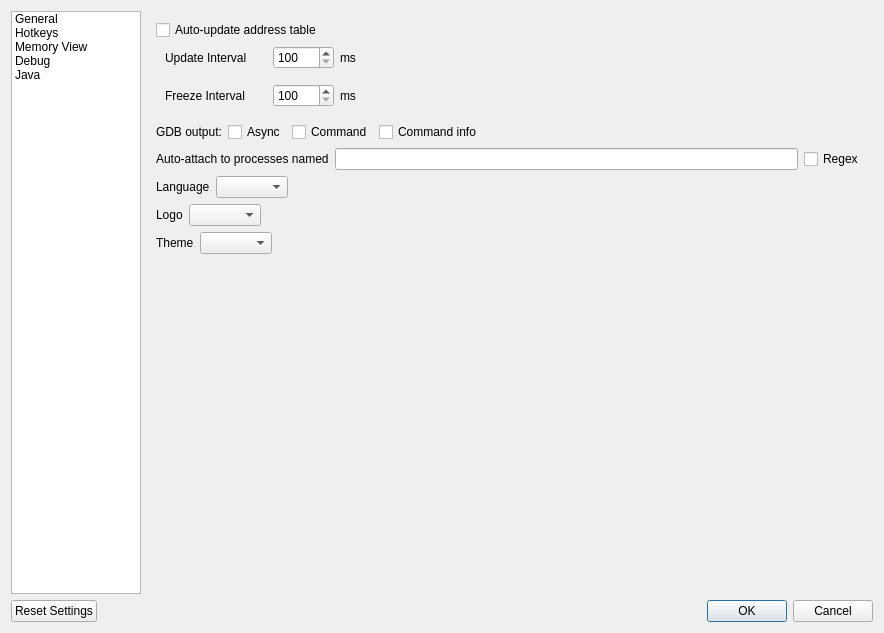
Qt form GUI/Widgets/Settings/Form/SettingsDialog.ui (korcankaraokcu/PINCE) before a commit.
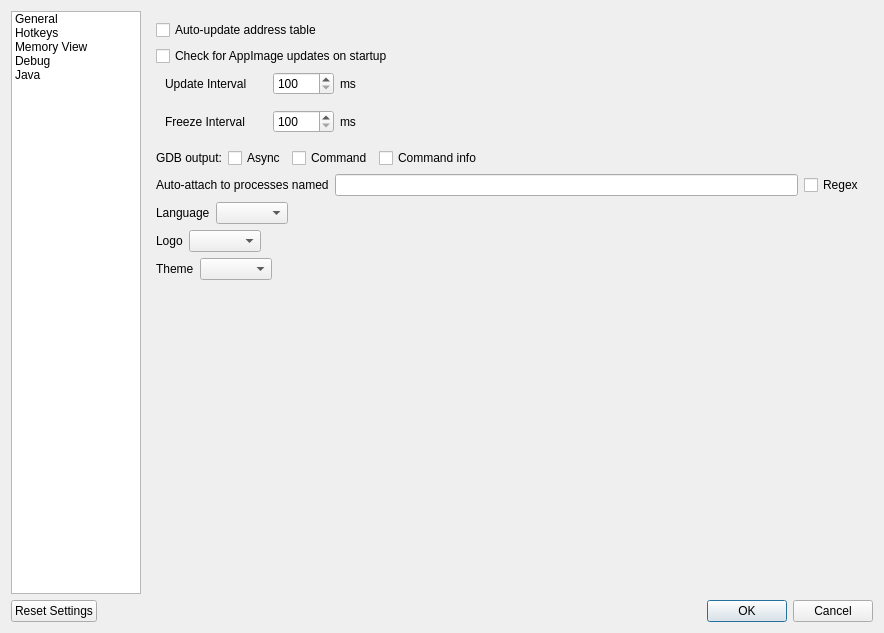
The same form after that commit.

Commit message: Add AppImage automatic update check capability

```diff
--- a/GUI/Widgets/Settings/Form/SettingsDialog.ui
+++ b/GUI/Widgets/Settings/Form/SettingsDialog.ui
@@ -87,6 +87,13 @@
                      </property>
                     </widget>
                    </item>
+                   <item>
+                    <widget class="QCheckBox" name="checkBox_CheckUpdatesOnStartup">
+                     <property name="text">
+                      <string>Check for AppImage updates on startup</string>
+                     </property>
+                    </widget>
+                   </item>
                   </layout>
                  </item>
                  <item>
```
The commit also changes 7 other files.
